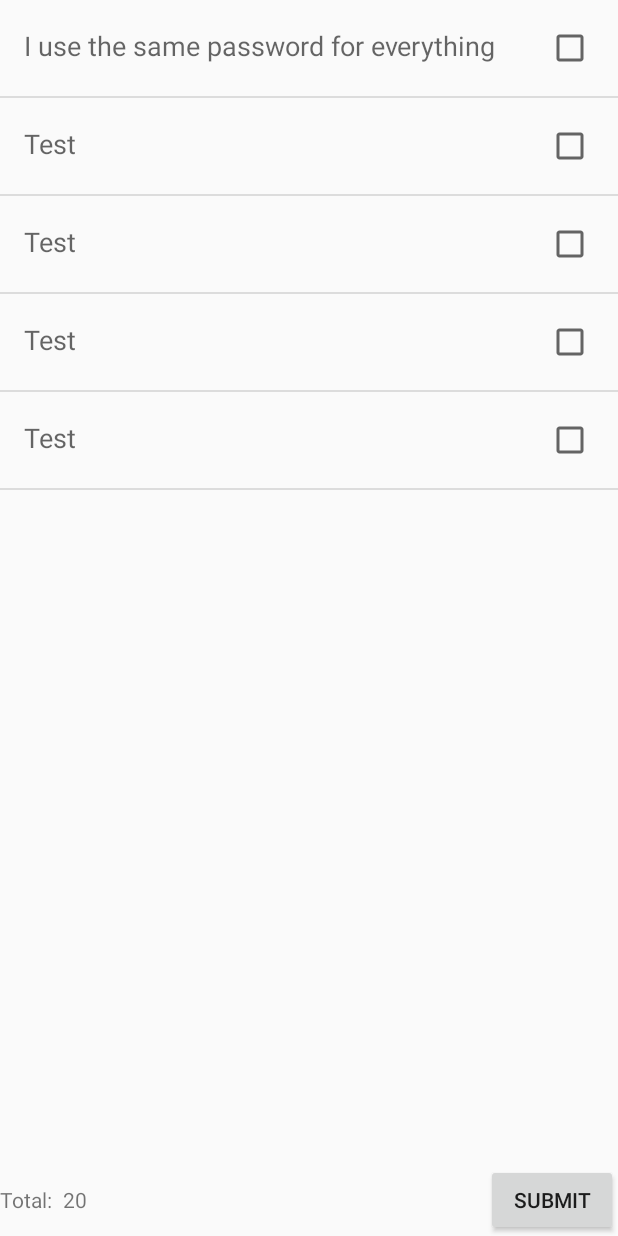
After one commit to emilylaw00/INFS3605Project, an Android app: the PurityTest screen opened directly, with no data from a screen before it, on a phone screen of 412 x 824 dp. The commit adds this screen. Run offline under Robolectric (Android 15) with nearby library versions, the phone set to English and light mode, and no system bars.

Commit message:
Purity test initial implementation

```diff
--- a/app/src/main/AndroidManifest.xml
+++ b/app/src/main/AndroidManifest.xml
@@ -11,7 +11,8 @@
         android:roundIcon="@mipmap/ic_launcher_round"
         android:supportsRtl="true"
         android:theme="@style/AppTheme">
-        <activity android:name=".Profile"></activity>
+        <activity android:name=".PurityTest"></activity>
+        <activity android:name=".Profile" />
         <activity android:name=".Login" />
         <activity android:name=".Register">
             <intent-filter>
--- a/app/src/main/java/com/example/infs3605project/MainActivity.java
+++ b/app/src/main/java/com/example/infs3605project/MainActivity.java
@@ -11,7 +11,7 @@ import com.google.firebase.auth.FirebaseAuth;
 
 public class MainActivity extends AppCompatActivity {
 
-    Button profileBtn;
+    Button profileBtn, purityTestBtn;
 
     @Override
     protected void onCreate(Bundle savedInstanceState) {
@@ -19,6 +19,7 @@ public class MainActivity extends AppCompatActivity {
         setContentView(R.layout.activity_main);
 
         profileBtn = findViewById(R.id.profileBtn);
+        purityTestBtn = findViewById(R.id.purityTestBtn);
 
         profileBtn.setOnClickListener(new View.OnClickListener() {
             @Override
@@ -26,6 +27,15 @@ public class MainActivity extends AppCompatActivity {
                 startActivity(new Intent(getApplicationContext(), Profile.class));
             }
         });
+
+        purityTestBtn.setOnClickListener(new View.OnClickListener() {
+            @Override
+            public void onClick(View v) {
+                startActivity(new Intent(getApplicationContext(), PurityTest.class));
+            }
+        });
+
+
 
     }
 
--- a/app/src/main/java/com/example/infs3605project/Profile.java
+++ b/app/src/main/java/com/example/infs3605project/Profile.java
@@ -45,7 +45,7 @@ public class Profile extends AppCompatActivity {
         userId = fAuth.getCurrentUser().getUid();
         Log.d("PROFILE", "USERID: " + userId);
 
-        //assign retrieved data using getProperities
+        //assign retrieved data using getProperties
 
         DocumentReference dr = fStore.collection("Users").document(userId);
         dr.addSnapshotListener(this, new EventListener<DocumentSnapshot>() {
--- /dev/null
+++ b/app/src/main/java/com/example/infs3605project/PurityTest.java
@@ -0,0 +1,158 @@
+package com.example.infs3605project;
+
+import androidx.appcompat.app.AppCompatActivity;
+
+import android.os.Bundle;
+import android.view.View;
+import android.view.ViewGroup;
+import android.widget.AdapterView;
+import android.widget.BaseAdapter;
+import android.widget.Button;
+import android.widget.CheckBox;
+import android.widget.ListView;
+import android.widget.TextView;
+import android.widget.Toast;
+
+import java.util.ArrayList;
+import java.util.List;
+
+public class PurityTest extends AppCompatActivity {
+
+    List<TestQuestion> dataList = new ArrayList<>();
+    Users userLogin = new Users();
+
+    ListView listView;
+    MyAdapter myAdapter;
+    TextView scoreTextView;
+    Button submit;
+
+    @Override
+    protected void onCreate(Bundle savedInstanceState) {
+        super.onCreate(savedInstanceState);
+        setContentView(R.layout.activity_purity_test);
+
+        initData();
+
+        listView = findViewById(R.id.listView);
+        scoreTextView = findViewById(R.id.score);
+        submit = findViewById(R.id.submit);
+
+        scoreTextView.setText("20");
+
+        myAdapter = new MyAdapter(dataList, scoreTextView);
+        listView.setAdapter(myAdapter);
+
+        listView.setOnItemClickListener(new AdapterView.OnItemClickListener() {
+            public void onItemClick(AdapterView<?> parent, View view, int position, long id) {
+                TestQuestion data = myAdapter.getItem(position);
+            }
+        });
+
+        submit.setOnClickListener(new View.OnClickListener() {
+            @Override
+            public void onClick(View view) {
+                int count = 0;
+                for (TestQuestion data : dataList) {
+                    if (data.isChecked()) {
+                        count++;
+                    }
+                }
+
+                userLogin.setPurityScore(count);
+                scoreTextView.setText("" + count + "/" + dataList.size());
+                Toast.makeText(view.getContext(), "Total Score: " + count + "/" + dataList.size(), Toast.LENGTH_SHORT).show();
+            }
+        });
+
+
+    }
+
+
+    void initData() {
+        TestQuestion data0 = new TestQuestion();
+        data0.setQuestion("I use the same password for everything");
+        dataList.add(data0);
+
+        TestQuestion data1 = new TestQuestion();
+        data1.setQuestion("Test");
+        dataList.add(data1);
+
+        TestQuestion data2 = new TestQuestion();
+        data2.setQuestion("Test");
+        dataList.add(data2);
+
+        TestQuestion data3 = new TestQuestion();
+        data3.setQuestion("Test");
+        dataList.add(data3);
+
+        TestQuestion data4 = new TestQuestion();
+        data4.setQuestion("Test");
+        dataList.add(data4);
+
+
+        userLogin.setFirstName("tom");
+    }
+
+    private class MyAdapter extends BaseAdapter {
+        TextView scoreTextView;
+        List<TestQuestion> dataList;
+
+        public MyAdapter(List<TestQuestion> dataList, TextView scoreTextView) {
+            this.dataList = dataList;
+            this.scoreTextView = scoreTextView;
+        }
+
+        @Override
+        public int getCount() {
+            return dataList != null ? dataList.size() : 0;
+        }
+
+        @Override
+        public TestQuestion getItem(int position) {
+            return dataList.get(position);
+        }
+
+        @Override
+        public long getItemId(int position) {
+            return position;
+        }
+
+        @Override
+        public boolean hasStableIds() {
+            return true;
+        }
+
+        @Override
+        public View getView(int position, View convertView, ViewGroup container) {
+            if (convertView == null) {
+                convertView = getLayoutInflater().inflate(R.layout.purity_list_item, container, false);
+            }
+
+            final TestQuestion data = dataList.get(position);
+
+            TextView name = convertView.findViewById(R.id.name);
+            final CheckBox checkBox = convertView.findViewById(R.id.checkBox);
+
+            name.setText(data.getQuestion());
+            checkBox.setChecked(data.isChecked());
+
+            checkBox.setOnClickListener(new View.OnClickListener() {
+                @Override
+                public void onClick(View view) {
+                    checkBox.setChecked(!data.isChecked());
+                    data.setChecked(checkBox.isChecked());
+
+                    int count = 0;
+                    for (TestQuestion data : dataList) {
+                        if (data.isChecked()) {
+                            count++;
+                        }
+                    }
+                    scoreTextView.setText("" + count);
+                }
+            });
+
+            return convertView;
+        }
+    }
+}
--- /dev/null
+++ b/app/src/main/java/com/example/infs3605project/TestQuestion.java
@@ -0,0 +1,26 @@
+package com.example.infs3605project;
+
+public class TestQuestion {
+
+    private String question;
+    private boolean isChecked = false;
+
+    public TestQuestion() {
+    }
+
+    public String getQuestion() {
+        return question;
+    }
+
+    public void setQuestion(String question) {
+        this.question = question;
+    }
+
+    public boolean isChecked() {
+        return isChecked;
+    }
+
+    public void setChecked(boolean checked) {
+        isChecked = checked;
+    }
+}
--- a/app/src/main/res/layout/activity_login.xml
+++ b/app/src/main/res/layout/activity_login.xml
@@ -10,7 +10,7 @@
         android:id="@+id/loginTitle"
         android:layout_width="210dp"
         android:layout_height="27dp"
-        android:layout_marginTop="143dp"
+        android:layout_marginTop="20dp"
         android:layout_marginBottom="566dp"
         android:text="Welcome back :)"
         android:textAppearance="@style/TextAppearance.AppCompat.Large"
@@ -58,9 +58,7 @@
         android:layout_width="wrap_content"
         android:layout_height="wrap_content"
         android:layout_marginTop="25dp"
-        android:layout_marginBottom="284dp"
         android:text="Don't have an account?"
-        app:layout_constraintBottom_toBottomOf="parent"
         app:layout_constraintEnd_toEndOf="parent"
         app:layout_constraintHorizontal_bias="0.497"
         app:layout_constraintStart_toStartOf="parent"
--- a/app/src/main/res/layout/activity_main.xml
+++ b/app/src/main/res/layout/activity_main.xml
@@ -57,4 +57,14 @@
         app:layout_constraintStart_toStartOf="parent"
         app:layout_constraintTop_toBottomOf="@+id/logoutBtn" />
 
+    <Button
+        android:id="@+id/purityTestBtn"
+        android:layout_width="wrap_content"
+        android:layout_height="wrap_content"
+        android:layout_marginStart="132dp"
+        android:layout_marginTop="52dp"
+        android:text="purity test"
+        app:layout_constraintStart_toStartOf="parent"
+        app:layout_constraintTop_toBottomOf="@+id/profileBtn" />
+
 </androidx.constraintlayout.widget.ConstraintLayout>
--- /dev/null
+++ b/app/src/main/res/layout/activity_purity_test.xml
@@ -0,0 +1,42 @@
+<?xml version="1.0" encoding="utf-8"?>
+<LinearLayout xmlns:android="http://schemas.android.com/apk/res/android"
+    xmlns:app="http://schemas.android.com/apk/res-auto"
+    xmlns:tools="http://schemas.android.com/tools"
+    android:layout_width="match_parent"
+    android:layout_height="match_parent"
+    android:orientation="vertical"
+    tools:context=".PurityTest">
+
+
+    <ListView
+        android:id="@+id/listView"
+        android:layout_width="match_parent"
+        android:layout_weight="1"
+        android:layout_height="wrap_content" />
+
+    <LinearLayout
+        android:layout_width="match_parent"
+        android:layout_height="wrap_content"
+        android:orientation="horizontal">
+
+        <TextView
+            android:layout_width="wrap_content"
+            android:layout_height="wrap_content"
+            android:text="Total: " />
+
+        <TextView
+            android:id="@+id/score"
+            android:layout_width="wrap_content"
+            android:layout_height="wrap_content"
+            android:layout_weight="1"
+            android:paddingLeft="4dp"
+            android:text="TextView" />
+
+        <Button
+            android:id="@+id/submit"
+            android:layout_width="wrap_content"
+            android:layout_height="wrap_content"
+            android:text="Submit" />
+    </LinearLayout>
+
+</LinearLayout>
--- /dev/null
+++ b/app/src/main/res/layout/purity_list_item.xml
@@ -0,0 +1,20 @@
+<?xml version="1.0" encoding="utf-8"?>
+<LinearLayout xmlns:android="http://schemas.android.com/apk/res/android"
+    android:layout_width="match_parent"
+    android:layout_height="match_parent"
+    android:orientation="horizontal"
+    android:padding="16dp">
+
+    <TextView
+        android:id="@+id/name"
+        android:layout_width="0dp"
+        android:layout_height="wrap_content"
+        android:layout_weight="1"
+        android:text="name"
+        android:textAppearance="?android:textAppearanceMedium" />
+
+    <CheckBox
+        android:id="@+id/checkBox"
+        android:layout_width="wrap_content"
+        android:layout_height="wrap_content" />
+</LinearLayout>
```
